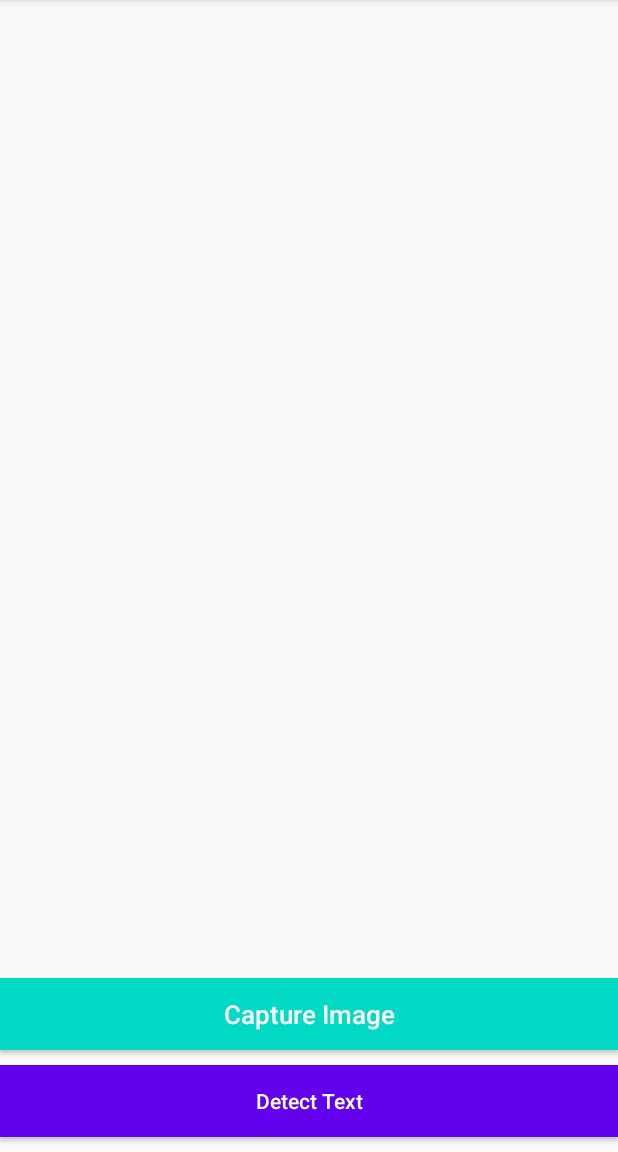
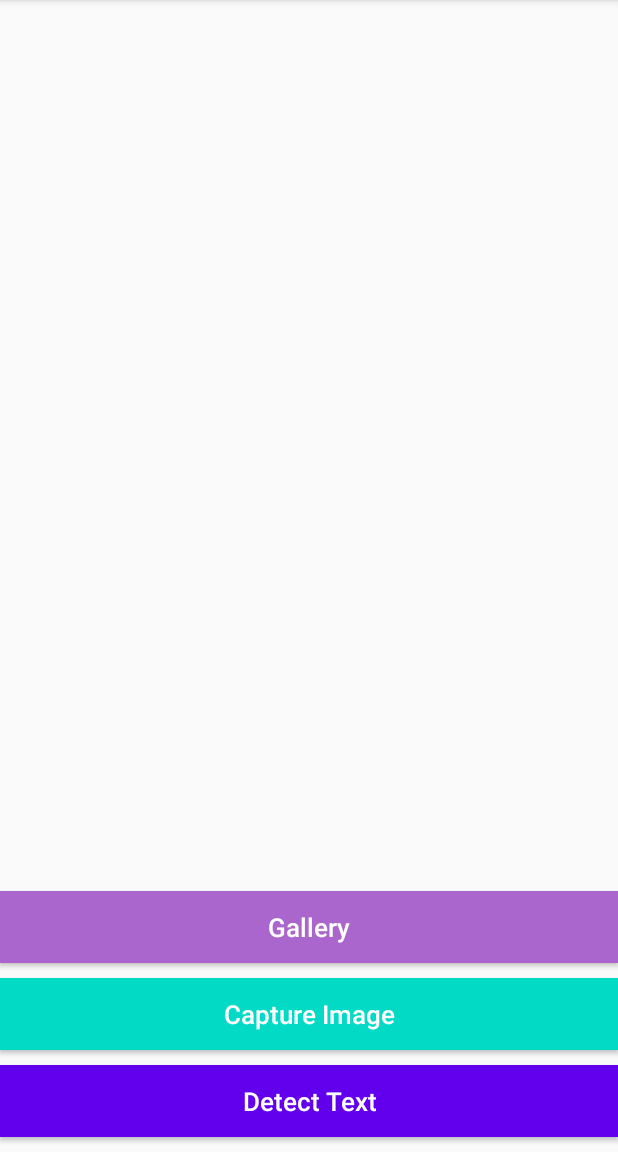
Before and after one commit to Ihurloi/TextRecognitionApp, an Android app: the screen it shows after launch (MainActivity), on a phone screen of 412 x 824 dp, the part 84-1236 px from its top. Run offline under Robolectric (Android 15) with nearby library versions, the phone set to English and light mode, and no system bars; libraries missing offline, so code that uses them is left out: com.google.firebase.ml.

Commit message:
added gallery, bug

```diff
--- a/app/src/main/AndroidManifest.xml
+++ b/app/src/main/AndroidManifest.xml
@@ -4,11 +4,13 @@
 
     <uses-permission android:name="android.permission.WRITE_EXTERNAL_STORAGE"
         android:maxSdkVersion="18" />
+    <uses-permission android:name="android.permission.READ_EXTERNAL_STORAGE"
+        android:maxSdkVersion="18" />
 
     <application
         android:allowBackup="true"
         android:icon="@mipmap/ic_launcher"
-        android:label="@string/app_name"
+        android:label="TextRecognitionApp"
         android:roundIcon="@mipmap/ic_launcher_round"
         android:supportsRtl="true"
         android:theme="@style/AppTheme">
--- a/app/src/main/java/com/example/textrecognitionapp/MainActivity.java
+++ b/app/src/main/java/com/example/textrecognitionapp/MainActivity.java
@@ -3,6 +3,7 @@ package com.example.textrecognitionapp;
 import android.annotation.SuppressLint;
 import android.content.Intent;
 import android.graphics.Bitmap;
+import android.net.Uri;
 import android.os.Bundle;
 import android.provider.MediaStore;
 import android.util.Log;
@@ -22,6 +23,7 @@ import com.google.firebase.ml.vision.common.FirebaseVisionImage;
 import com.google.firebase.ml.vision.text.FirebaseVisionText;
 import com.google.firebase.ml.vision.text.FirebaseVisionTextDetector;
 
+import java.io.IOException;
 import java.util.List;
 import java.util.Objects;
 
@@ -31,7 +33,12 @@ private Button captureImageBtn, detectTextBtn ;
 private ImageView imageView ;
 private TextView textView ;
 static final int REQUEST_IMAGE_CAPTURE = 1;
-    private Bitmap imageBitmap;
+private Bitmap imageBitmap;
+private boolean imageCaptured=false;
+private Button galleryBtn;
+private static final int IMAGE_PICK_CODE = 1000;
+private static final int PERMISSION_CODE = 1001;
+
 
     @Override
     protected void onCreate(Bundle savedInstanceState)
@@ -43,12 +50,14 @@ static final int REQUEST_IMAGE_CAPTURE = 1;
         detectTextBtn = findViewById(R.id.detect_text_image_btn);
         imageView = findViewById(R.id.image_view);
         textView = findViewById(R.id.text_display);
+        galleryBtn = findViewById(R.id.gallery);
 
         captureImageBtn.setOnClickListener(new View.OnClickListener()
         {
             @Override
             public void onClick(View v)
             {
+                      imageCaptured=true;
                       dispatchTakePictureIntent();
                       textView.setText("");
             }
@@ -58,11 +67,29 @@ static final int REQUEST_IMAGE_CAPTURE = 1;
             @Override
             public void onClick(View v)
             {
-                detectTextFromImage();
+                if(imageCaptured)
+                    detectTextFromImage();
             }
         }));
 
+        galleryBtn.setOnClickListener(new View.OnClickListener() {
+            @Override
+            public void onClick(View v)
+            {
+                pickImageFromGallery();
+                imageCaptured = true;
+            }
+        });
+
         }
+
+    private void pickImageFromGallery()
+    {
+      Intent intent = new Intent(Intent.ACTION_PICK);
+      intent.setType("image/*");
+      startActivityForResult(intent, IMAGE_PICK_CODE);
+
+    }
 
     private void dispatchTakePictureIntent()
     {
@@ -82,6 +109,17 @@ static final int REQUEST_IMAGE_CAPTURE = 1;
                 Bundle extras = data.getExtras();
                 imageBitmap = (Bitmap) extras.get("data");
                 imageView.setImageBitmap(imageBitmap);
+            }
+
+            if (resultCode == RESULT_OK && requestCode == IMAGE_PICK_CODE)
+            {
+                Uri imageUri = data.getData();
+                try {
+                     imageBitmap = MediaStore.Images.Media.getBitmap(this.getContentResolver(), imageUri);
+                } catch (IOException e) {
+                    e.printStackTrace();
+                }
+                imageView.setImageURI(imageUri);
             }
         }
 
--- a/app/src/main/res/layout/activity_main.xml
+++ b/app/src/main/res/layout/activity_main.xml
@@ -9,22 +9,28 @@
 
     <ImageView
         android:id="@+id/image_view"
-        android:layout_width="match_parent"
-        android:layout_height="wrap_content"
-        android:minHeight="400dp"/>
+        android:layout_width="411dp"
+        android:layout_height="321dp"
+        android:layout_alignParentStart="true"
+        android:layout_alignParentTop="true"
+        android:layout_alignParentEnd="true"
+        android:layout_marginStart="-1dp"
+        android:layout_marginTop="0dp"
+        android:layout_marginEnd="1dp"
+        android:minHeight="400dp" />
 
     <TextView
         android:id="@+id/text_display"
         android:layout_width="match_parent"
         android:layout_height="wrap_content"
+        android:layout_below="@+id/image_view"
+        android:layout_centerHorizontal="true"
+        android:layout_marginTop="2dp"
+        android:layout_marginBottom="10dp"
+        android:maxLines="20"
+        android:minHeight="100dp"
         android:text=""
-        android:layout_below="@+id/image_view"
-        android:textSize="26dp"
-        android:maxLines="5"
-        android:layout_margin="10dp"
-        android:minHeight="100dp"
-        />
-
+        android:textSize="26dp" />
 
     <Button
         android:id="@+id/capture_image_btn"
@@ -48,7 +54,22 @@
         android:background="@color/colorPrimary"
         android:text="Detect Text"
         android:textAllCaps="false"
+        android:textSize="17dp"
         android:layout_alignParentBottom="true"
+
         android:textColor="@android:color/white" />
 
+    <Button
+        android:id="@+id/gallery"
+        android:layout_width="match_parent"
+        android:layout_height="wrap_content"
+        android:text="Gallery"
+        android:textAllCaps="false"
+        android:layout_above="@+id/capture_image_btn"
+        android:background="@android:color/holo_purple"
+        android:textColor="@android:color/white"
+        android:textSize="17dp"
+        android:layout_marginBottom="10dp"
+
+        />
 </RelativeLayout>
```
